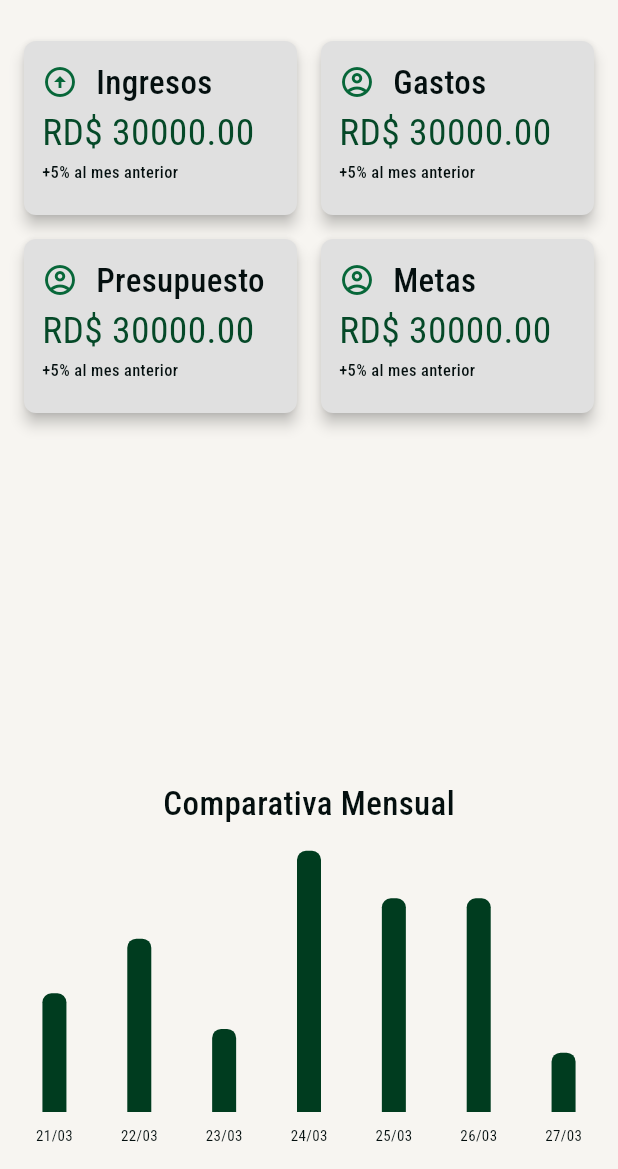
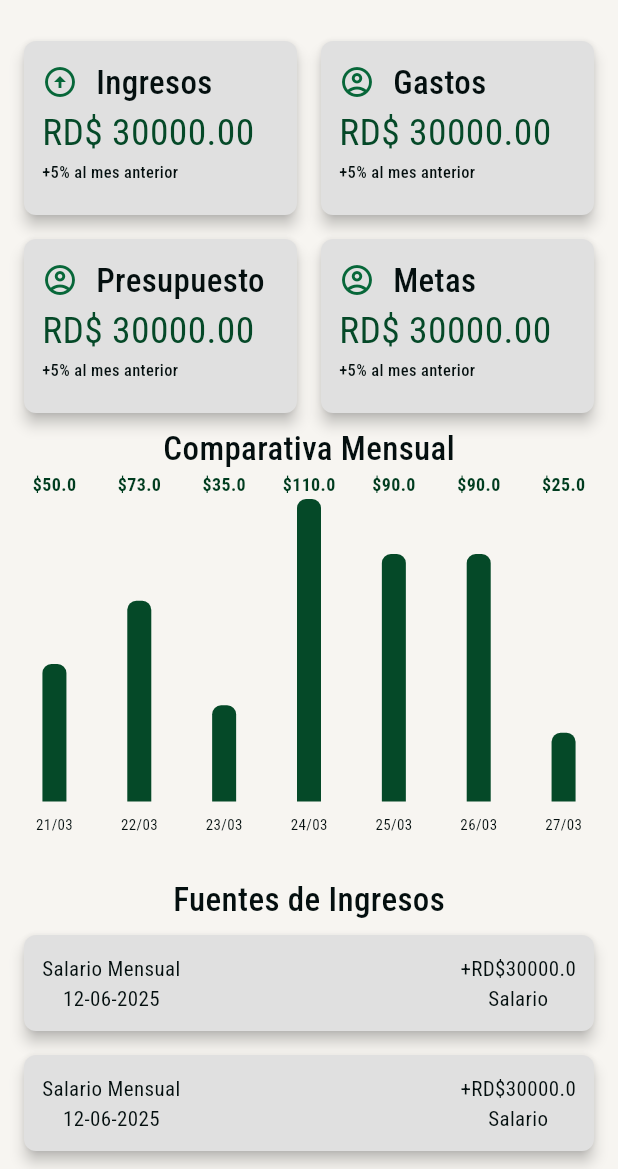
Before and after one commit to MFHamilton/cashly-frontend, a Flutter app: the screen it shows after launch, on a phone screen of 412 x 824 dp, the part 67-1236 px from its top. Run offline on Flutter 3.47's test engine with Material 3 defaults, Android fonts, the phone set to English and light mode, and no system bars; drawn by our look-alikes of fl_chart; our stand-ins replace flutter_secure_storage, flutter_svg, google_fonts, sign_in_button.

Commit message:
feat: homescreen ya estructurado

```diff
--- a/lib/feautures/home_screen.dart
+++ b/lib/feautures/home_screen.dart
@@ -54,14 +54,15 @@ class HomeScreen extends StatelessWidget {
           ),
         ),
       ),
-      body: Padding(
-        padding: const EdgeInsets.all(8.0),
+      body: SingleChildScrollView(
+        padding: EdgeInsets.all(8.0),
         child: Column(
           children: [
-            Expanded(
-              child: GridView.count(
+            GridView.count(
               crossAxisCount: 2,
               childAspectRatio: 3 / 2,
+              shrinkWrap: true,
+              physics: NeverScrollableScrollPhysics(),
               children: [
                 CustomCard(
                   titleIcon: Icons.arrow_circle_up_sharp,
@@ -92,15 +93,20 @@ class HomeScreen extends StatelessWidget {
                 ),
               ],
             ),
-            ),
             // TODO: alertas
-            // TODO: grafica de comparativa mensual
+            // Gráfica de comparativa mensual
             Text(
               "Comparativa Mensual",
               style: MyTextTheme.lightTextTheme.titleLarge,
             ),
             MonthlyBarChart(),
             // TODO: fuente de ingresos
+            SizedBox(height: 20),
+            Text(
+              "Fuentes de Ingresos",
+              style: MyTextTheme.lightTextTheme.titleLarge,
+            ),
+            IncomeList(),
           ],
         ),
       ),
@@ -192,7 +198,7 @@ class MonthlyBarChart extends StatelessWidget {
 
   @override
   Widget build(BuildContext context) {
-    const barColor = Color(0xFF003C1F); // Verde oscuro
+    const barColor = AppColors.primary; // Verde oscuro
 
     final data = [
       {'day': '21/03', 'amount': 50.0},
@@ -205,8 +211,10 @@ class MonthlyBarChart extends StatelessWidget {
     ];
 
     return SizedBox(
-      height: 220,
-      child: BarChart(
+      height: 250,
+      child: Stack(
+        children: [
+          BarChart(
             BarChartData(
               maxY: 120,
               minY: 0,
@@ -215,9 +223,15 @@ class MonthlyBarChart extends StatelessWidget {
               borderData: FlBorderData(show: false),
               barTouchData: BarTouchData(enabled: false),
               titlesData: FlTitlesData(
-            topTitles: AxisTitles(sideTitles: SideTitles(showTitles: false)),
-            leftTitles: AxisTitles(sideTitles: SideTitles(showTitles: false)),
-            rightTitles: AxisTitles(sideTitles: SideTitles(showTitles: false)),
+                topTitles: AxisTitles(
+                  sideTitles: SideTitles(showTitles: false),
+                ),
+                leftTitles: AxisTitles(
+                  sideTitles: SideTitles(showTitles: false),
+                ),
+                rightTitles: AxisTitles(
+                  sideTitles: SideTitles(showTitles: false),
+                ),
                 bottomTitles: AxisTitles(
                   sideTitles: SideTitles(
                     showTitles: true,
@@ -248,20 +262,108 @@ class MonthlyBarChart extends StatelessWidget {
                         topLeft: Radius.circular(6),
                         topRight: Radius.circular(6),
                       ),
-                  rodStackItems: [],
                     ),
                   ],
-              showingTooltipIndicators: [],
-              barsSpace: 8,
                 );
               }),
-          extraLinesData: ExtraLinesData(horizontalLines: []),
-          // barTouchTooltipData: BarTouchTooltipData(enabled: false),
               groupsSpace: 12,
             ),
             swapAnimationDuration: const Duration(milliseconds: 500),
             swapAnimationCurve: Curves.easeOut,
           ),
+          // Añadir valores sobre las barras con Positioned widgets
+          Positioned.fill(
+            child: Padding(
+              padding: const EdgeInsets.only(bottom: 30),
+              child: Row(
+                mainAxisAlignment: MainAxisAlignment.spaceAround,
+                children:
+                    data.map((item) {
+                      return Expanded(
+                        child: Align(
+                          alignment: Alignment.topCenter,
+                          child: Text(
+                            '\$${item['amount']!.toString()}',
+                            style: const TextStyle(
+                              fontSize: 12,
+                              fontWeight: FontWeight.bold,
+                              color: Color(0xFF003C1F),
+                            ),
+                          ),
+                        ),
+                      );
+                    }).toList(),
+              ),
+            ),
+          ),
+        ],
+      ),
     );
   }
 }
+
+class IncomeList extends StatelessWidget {
+  IncomeList({super.key});
+
+  final data = [
+    {"frecuencia": "Mensual", "fecha": "12-06-2025", "amount": 30000},
+    {"frecuencia": "Mensual", "fecha": "12-06-2025", "amount": 30000},
+    {"frecuencia": "Mensual", "fecha": "12-06-2025", "amount": 30000},
+    {"frecuencia": "Mensual", "fecha": "12-06-2025", "amount": 30000},
+    {"frecuencia": "Mensual", "fecha": "12-06-2025", "amount": 30000},
+  ];
+
+  @override
+  Widget build(BuildContext context) {
+    return ListView.builder(
+      shrinkWrap: true,
+      physics: NeverScrollableScrollPhysics(),
+      itemCount: data.length,
+      itemBuilder: (context, index) {
+        final item = data[index];
+        return IncomeCard(
+          frequency: item["frecuencia"].toString(),
+          date: item["fecha"].toString(),
+          amount: double.parse(item["amount"].toString()),
+        );
+      },
+    );
+  }
+}
+
+class IncomeCard extends StatelessWidget {
+  const IncomeCard({
+    super.key,
+    required this.frequency,
+    required this.date,
+    required this.amount,
+  });
+
+  final String frequency;
+  final String date;
+  final double amount;
+
+  @override
+  Widget build(BuildContext context) {
+    return Card(
+      shape: RoundedRectangleBorder(
+        borderRadius: BorderRadius.circular(8), // Bordes redondeados
+      ),
+      color: Colors.grey[300],
+      elevation: 4,
+      margin: EdgeInsets.all(8),
+      child: Padding(
+        padding: EdgeInsets.all(12),
+        child: Row(
+          children: [
+            // TODO: salario mensual y fecha
+            Column(children: [Text("Salario $frequency"), Text(date)]),
+            Spacer(),
+            // TODO: cantidad
+            Column(children: [Text("+RD\$$amount"), Text("Salario")]),
+          ],
+        ),
+      ),
+    );
+  }
+}
```
Lines whose indentation alone changed are shown as unchanged.
